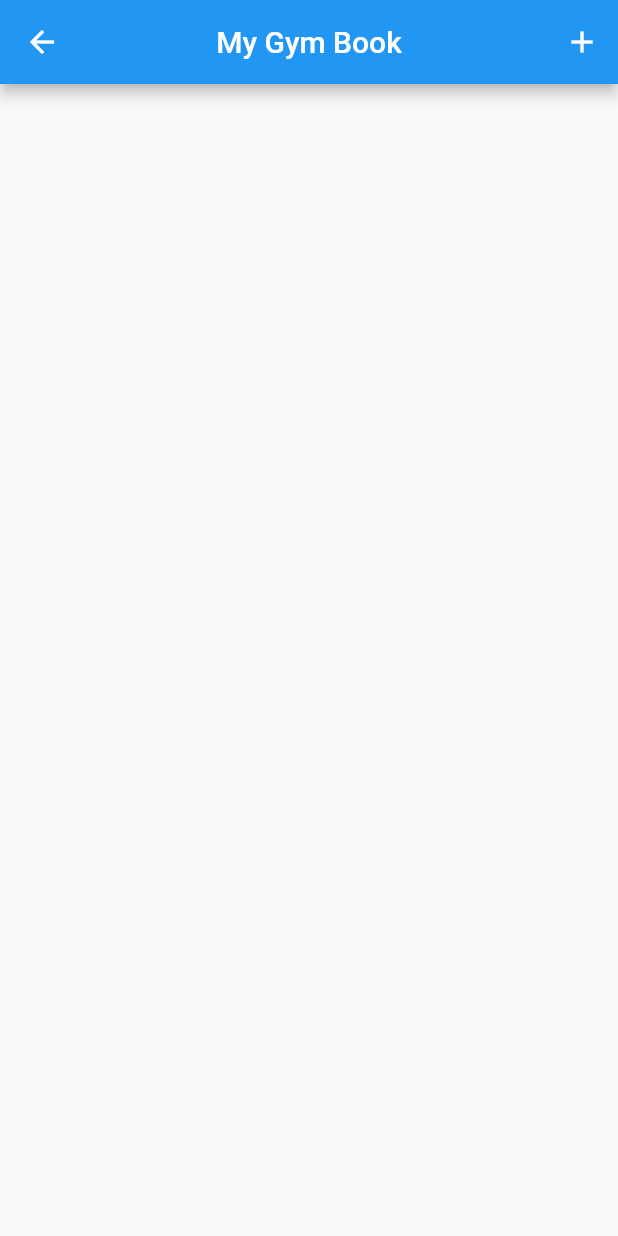
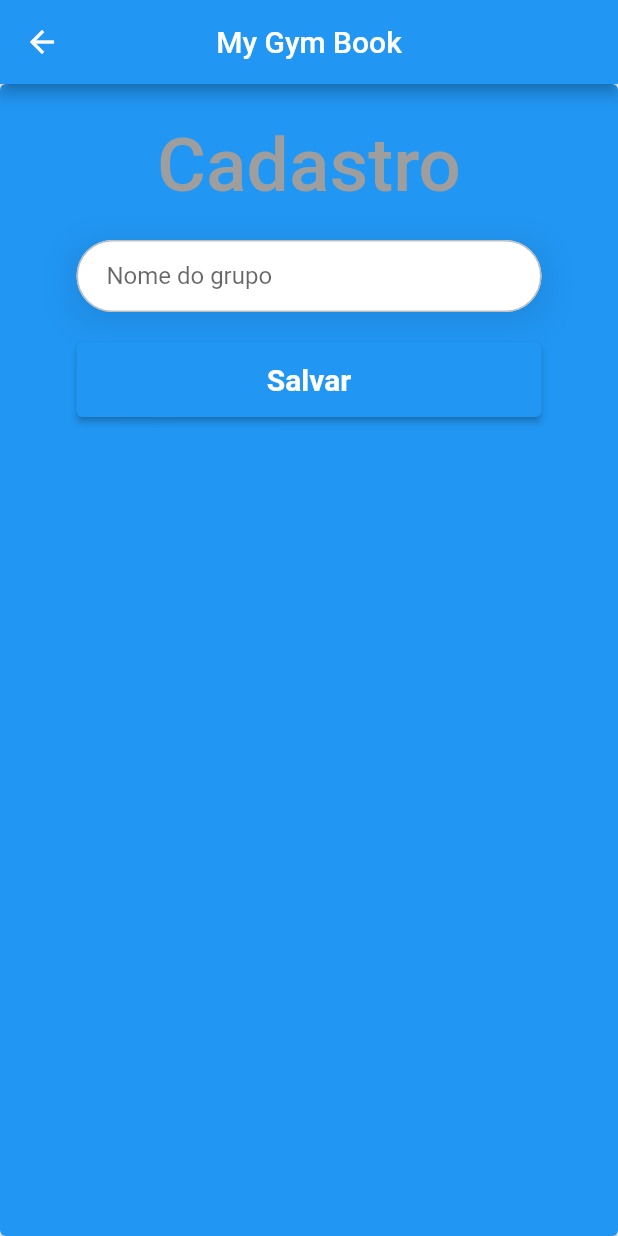
Before and after one commit to Baz-Development/my_gym_book, a Flutter app: the PartyScreen screen opened directly, after a tap on the "add" icon, on a phone screen of 412 x 824 dp. Run offline on Flutter 3.47's test engine with Material 2 defaults, Android fonts, the phone set to English and light mode, and no system bars; our stand-ins replace cloud_firestore, firebase_auth, firebase_core, fl_chart, flashy_tab_bar2, font_awesome_flutter and 3 more; missing offline and left inert: ternav_icons; accounts and stored records are empty.

Commit message:
feat: Listagem de grupos, novo grupo e detalhes de grupo

```diff
--- a/lib/common/models/group_model.dart
+++ b/lib/common/models/group_model.dart
@@ -11,7 +11,9 @@ class GroupModel {
 
   GroupModel.fromJson(Map<String, dynamic> json)
       : name = json['name'],
-        users = json['users'];
+        users = (json['users'] as List<dynamic>)
+            .map((userJson) => UserModel.fromJson(userJson))
+            .toList();
 
   Map<String, dynamic> toJson() => {
     'name': name,
--- a/lib/repository/firebase_groups_repository.dart
+++ b/lib/repository/firebase_groups_repository.dart
@@ -1,12 +1,14 @@
 import 'package:cloud_firestore/cloud_firestore.dart';
 import 'package:my_gym_book/common/models/group_model.dart';
+import 'package:my_gym_book/common/models/user_model.dart';
 
 class GroupRepository {
   final FirebaseFirestore _firestore = FirebaseFirestore.instance;
   final String _collectionPath = 'groups';
 
   Future<void> createGroup(GroupModel group) async {
-    var res = await _firestore.collection(_collectionPath).add(group.toJson());
+    await _firestore.collection(_collectionPath).add(group.toJson());
+    print("Criado");
   }
 
   Future<GroupModel?> getGroup(String groupId) async {
@@ -25,10 +27,10 @@ class GroupRepository {
         .toList();
   }
 
-  Future<List<GroupModel>> getMyGroups(String userEmail) async {
+  Future<List<GroupModel>> getMyGroups(UserModel user) async {
     final QuerySnapshot snapshot = await _firestore
         .collection(_collectionPath)
-        .where('participants', arrayContains: userEmail)
+        .where('users', arrayContains: user.toJson())
         .get();
     return snapshot.docs
         .map((doc) => GroupModel.fromJson(doc.data() as Map<String, dynamic>))
--- /dev/null
+++ b/lib/screens/party/new_party/new_party_screen.dart
@@ -0,0 +1,129 @@
+import 'package:firebase_auth/firebase_auth.dart';
+import 'package:flutter/material.dart';
+import 'package:my_gym_book/common/models/group_model.dart';
+import 'package:my_gym_book/common/models/user_model.dart';
+import 'package:my_gym_book/common/theme_helper.dart';
+import 'package:my_gym_book/repository/firebase_groups_repository.dart';
+import 'package:my_gym_book/repository/firebase_user_repository.dart';
+
+class NewPartyScreen extends StatefulWidget {
+  const NewPartyScreen({super.key});
+
+  @override
+  _NewPartyScreenState createState() => _NewPartyScreenState();
+}
+
+class _NewPartyScreenState extends State<NewPartyScreen>{
+  final GroupRepository _groupRepository = GroupRepository();
+  final _formKey = GlobalKey<FormState>();
+
+  TextEditingController partyNameController = TextEditingController();
+
+  @override
+  Widget build(BuildContext context) {
+    return Scaffold(
+      appBar: AppBar(
+        title: const Text("My Gym Book"),
+        centerTitle: true,
+        leading: const BackButton(),
+      ),
+      body: Center(
+        child: ElevatedButton(
+          onPressed: () {
+            var group = GroupModel(
+                "grupo 1",
+                [
+                  UserModel(
+                      "fullname",
+                      "email"
+                  )
+                ]
+            );
+            _groupRepository.createGroup(group);
+          },
+          child: createNewPartyForms(),
+        ),
+      )
+    );
+  }
+
+  Widget createNewPartyForms() {
+     return Container(
+       margin: const EdgeInsets.fromLTRB(25, 25, 25, 10),
+       padding: const EdgeInsets.fromLTRB(10, 0, 10, 0),
+       alignment: Alignment.center,
+       child: Column(
+         children: [
+           Form(
+             key: _formKey,
+             child: Column(
+               children: [
+                 const Text(
+                   "Cadastro",
+                   style: TextStyle(
+                       fontSize: 50,
+                       color: Colors.grey
+                   ),
+                 ),
+                 const SizedBox(height: 20.0),
+                 Container(
+                   decoration: ThemeHelper().inputBoxDecorationShaddow(),
+                   child: TextFormField(
+                     controller: partyNameController,
+                     autovalidateMode: AutovalidateMode.onUserInteraction,
+                     decoration: ThemeHelper().textInputDecoration('Nome do grupo', 'Insira o nome do grupo'),
+                     validator: (val) {
+                       if (val!.isEmpty) {
+                         return "A nome é obrigatório";
+                       }
+                       return null;
+                     },
+                   ),
+                 ),
+                 const SizedBox(height: 20.0),
+                 SizedBox(
+                   height: 50,
+                   width: double.infinity,
+                   child: ElevatedButton(
+                     child: const Padding(
+                       padding: EdgeInsets.fromLTRB(40, 10, 40, 10),
+                       child: Text(
+                         "Salvar",
+                         style: TextStyle(
+                           fontSize: 20,
+                           fontWeight: FontWeight.bold,
+                           color: Colors.white,
+                         ),
+                       ),
+                     ),
+                     onPressed: () {
+                       if (_formKey.currentState!.validate()) {
+                         var partyName = partyNameController.text;
+                         createParty(partyName);
+                       }
+                     },
+                   ),
+                 ),
+               ],
+             ),
+           ),
+         ],
+       ),
+     );
+  }
+
+  Future<void> createParty(String partyName) async {
+    var email = FirebaseAuth.instance.currentUser?.email;
+    if (email == null) {
+      return;
+    }
+    var user = await getUser(email);
+    var group = GroupModel(
+        partyName,
+        [
+          user
+        ]
+    );
+    _groupRepository.createGroup(group);
+  }
+}
--- a/lib/screens/party/party_screen.dart
+++ b/lib/screens/party/party_screen.dart
@@ -1,8 +1,12 @@
+import 'dart:async';
+
 import 'package:firebase_auth/firebase_auth.dart';
 import 'package:flutter/material.dart';
 import 'package:my_gym_book/common/models/group_model.dart';
-import 'package:my_gym_book/common/models/user_model.dart';
 import 'package:my_gym_book/repository/firebase_groups_repository.dart';
+import 'package:my_gym_book/repository/firebase_user_repository.dart';
+import 'package:my_gym_book/screens/party/details/group_details_screen.dart';
+import 'package:my_gym_book/screens/party/new_party/new_party_screen.dart';
 
 class PartyScreen extends StatefulWidget {
   const PartyScreen({Key? key}) : super(key: key);
@@ -13,6 +17,7 @@ class PartyScreen extends StatefulWidget {
 
 class _PartyScreenState extends State<PartyScreen> {
   final GroupRepository _groupRepository = GroupRepository();
+  StreamController<List<GroupModel>> _groupsStreamController = StreamController<List<GroupModel>>();
   List<GroupModel> groups = [];
 
   @override
@@ -23,10 +28,21 @@ class _PartyScreenState extends State<PartyScreen> {
 
   Future<void> fetchData() async {
     var email = FirebaseAuth.instance.currentUser?.email;
-    if (email != null) {
-      groups = await _groupRepository.getMyGroups(email);
-      setState(() {});
+    if(email == null){
+      return;
     }
+    var user = await getUser(email);
+    var groupRes = await _groupRepository.getMyGroups(user);
+    setState(() {
+      groups = groupRes;
+    });
+    _groupsStreamController.add(groups);
+  }
+
+  @override
+  void dispose() {
+    _groupsStreamController.close();
+    super.dispose();
   }
 
   @override
@@ -39,22 +55,59 @@ class _PartyScreenState extends State<PartyScreen> {
           IconButton(
             onPressed: () {
               debugPrint("Add group");
-              var group = GroupModel(
-                "grupo 1",
-                [
-                  UserModel(
-                      "fullname",
-                      "email"
-                  )
-                ]
+              Navigator.push(
+                context,
+                MaterialPageRoute(builder: (context) => const NewPartyScreen()),
               );
-              _groupRepository.createGroup(group);
             },
             icon: const Icon(Icons.add),
           ),
         ],
       ),
-      body: const Text(""),
+      body: StreamBuilder<List<GroupModel>>(
+        stream: _groupsStreamController.stream,
+        builder: (context, snapshot) {
+          if (snapshot.connectionState == ConnectionState.waiting) {
+            return const Center(
+              child: CircularProgressIndicator(),
+            );
+          }
+          if (snapshot.hasError) {
+            return Center(
+              child: Text('Error: ${snapshot.error}'),
+            );
+          }
+          if (!snapshot.hasData || snapshot.data!.isEmpty) {
+            return const Center(
+              child: Text('No groups available.'),
+            );
+          }
+          groups = snapshot.data!;
+          return createPartyList();
+        },
+      ),
+    );
+  }
+
+  Widget createPartyList() {
+    return ListView.builder(
+      itemCount: groups.length,
+      itemBuilder: (BuildContext context, int index) {
+        GroupModel party = groups[index];
+        return GestureDetector(
+          onTap: () {
+            Navigator.push(
+              context,
+              MaterialPageRoute(builder: (context) => PartyDetailsScreen(group: party)),
+            );
+          },
+          child: Card(
+            child: ListTile(
+              title: Text(party.name),
+            ),
+          ),
+        );
+      },
     );
   }
 }
--- a/lib/screens/welcome/welcome_screen.dart
+++ b/lib/screens/welcome/welcome_screen.dart
@@ -30,11 +30,11 @@ class _WelcomeScreenState extends State<WelcomeScreen> {
                 Navigator.pop(context);
               }),
             ),
-            Padding(
-              padding: const EdgeInsets.only(top: 20, left: 25, right: 25),
+            const Padding(
+              padding: EdgeInsets.only(top: 20, left: 25, right: 25),
               child: Column(
                 crossAxisAlignment: CrossAxisAlignment.start,
-                children: const [
+                children: [
                   Text('Bem vindo', style: TextStyle(fontSize: 55, fontWeight: FontWeight.bold, color: Colors.white))
                 ],
               ),
```
Also changed, not shown: lib/screens/home/home_screen.dart (+13 -2 lines), lib/screens/my_plans/my_plan_screen.dart (added, +28 -0 lines), lib/screens/party/details/group_details_screen.dart (+10 -2 lines), lib/screens/workouts/workout_screen.dart (+7 -7 lines).
